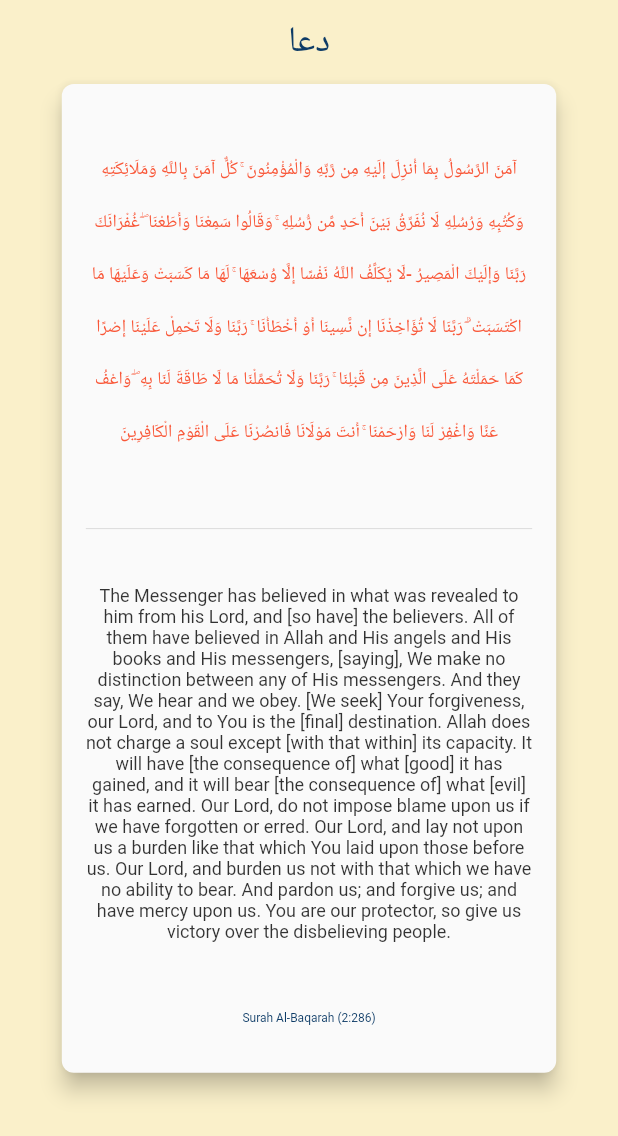
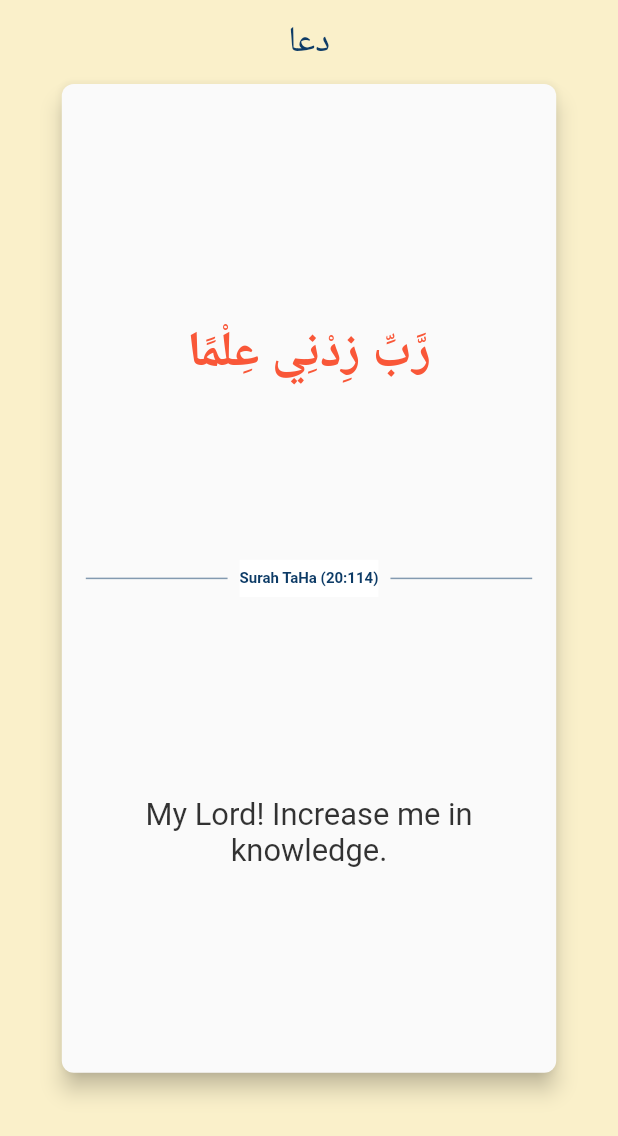
Before and after one commit to muhammadidrees/project-dua, a Flutter app: the screen it shows after launch, on a phone screen of 412 x 824 dp. Shown: the top 1136 px of the screen. Run offline on Flutter 3.47's test engine with Material 2 defaults, Android fonts, the phone set to English and light mode, and no system bars; drawn by our look-alikes of auto_size_text; our stand-ins replace google_fonts; Roboto replaces fonts that are missing (Amiri).

Commit message:
Updated UI and made fixes.
Happy with the card :)

```diff
--- a/lib/screens/home_screen/ayah_card.dart
+++ b/lib/screens/home_screen/ayah_card.dart
@@ -32,9 +32,9 @@ class AyahCard extends StatelessWidget {
         children: [
           ConstrainedBox(
             constraints: BoxConstraints(
-              maxHeight: MediaQuery.of(context).size.height * .3,
+              maxHeight: MediaQuery.of(context).size.height * .35,
               maxWidth: MediaQuery.of(context).size.width,
-              minHeight: MediaQuery.of(context).size.height * .3,
+              minHeight: MediaQuery.of(context).size.height * .35,
               minWidth: MediaQuery.of(context).size.width,
             ),
             child: Center(
@@ -46,12 +46,47 @@ class AyahCard extends StatelessWidget {
               ),
             ),
           ),
-          Divider(),
           ConstrainedBox(
             constraints: BoxConstraints(
-              maxHeight: MediaQuery.of(context).size.height * .3,
+              maxHeight: MediaQuery.of(context).size.height * .03,
               maxWidth: MediaQuery.of(context).size.width,
-              minHeight: MediaQuery.of(context).size.height * .3,
+              minHeight: MediaQuery.of(context).size.height * .03,
+              minWidth: MediaQuery.of(context).size.width,
+            ),
+            child: Row(
+              children: [
+                Expanded(
+                  child: Container(
+                    color: Theme.of(context).primaryColor.withOpacity(.5),
+                    height: 1.0,
+                  ),
+                ),
+                Container(
+                  color: Theme.of(context).cardColor,
+                  alignment: Alignment.center,
+                  margin: EdgeInsets.symmetric(horizontal: marginM),
+                  child: AutoSizeText(
+                    reference,
+                    maxLines: 1,
+                    minFontSize: 8.0,
+                    maxFontSize: 10.0,
+                    style: Theme.of(context).textTheme.caption,
+                  ),
+                ),
+                Expanded(
+                  child: Container(
+                    color: Theme.of(context).primaryColor.withOpacity(.5),
+                    height: 1.0,
+                  ),
+                ),
+              ],
+            ),
+          ),
+          ConstrainedBox(
+            constraints: BoxConstraints(
+              maxHeight: MediaQuery.of(context).size.height * .35,
+              maxWidth: MediaQuery.of(context).size.width,
+              minHeight: MediaQuery.of(context).size.height * .35,
               minWidth: MediaQuery.of(context).size.width,
             ),
             child: Center(
@@ -63,23 +98,6 @@ class AyahCard extends StatelessWidget {
               ),
             ),
           ),
-          ConstrainedBox(
-            constraints: BoxConstraints(
-              maxHeight: MediaQuery.of(context).size.height * .05,
-              maxWidth: MediaQuery.of(context).size.width,
-              minHeight: MediaQuery.of(context).size.height * .05,
-              minWidth: MediaQuery.of(context).size.width,
-            ),
-            child: Center(
-              child: AutoSizeText(
-                reference,
-                maxLines: 1,
-                minFontSize: 8.0,
-                maxFontSize: 8.0,
-                style: Theme.of(context).textTheme.caption,
-              ),
-            ),
-          )
         ],
       ),
     );
--- a/lib/screens/home_screen/home_screen.dart
+++ b/lib/screens/home_screen/home_screen.dart
@@ -36,11 +36,9 @@ class HomeScreen extends StatelessWidget {
         borderRadius: defaultBorderRadius,
         elevation: 6.0,
         child: AyahCard(
-          ayah:
-              "آمَنَ الرَّسُولُ بِمَا أُنزِلَ إِلَيْهِ مِن رَّبِّهِ وَالْمُؤْمِنُونَ ۚ كُلٌّ آمَنَ بِاللَّهِ وَمَلَائِكَتِهِ وَكُتُبِهِ وَرُسُلِهِ لَا نُفَرِّقُ بَيْنَ أَحَدٍ مِّن رُّسُلِهِ ۚ وَقَالُوا سَمِعْنَا وَأَطَعْنَا ۖ غُفْرَانَكَ رَبَّنَا وَإِلَيْكَ الْمَصِيرُ -لَا يُكَلِّفُ اللَّهُ نَفْسًا إِلَّا وُسْعَهَا ۚ لَهَا مَا كَسَبَتْ وَعَلَيْهَا مَا اكْتَسَبَتْ ۗ رَبَّنَا لَا تُؤَاخِذْنَا إِن نَّسِينَا أَوْ أَخْطَأْنَا ۚ رَبَّنَا وَلَا تَحْمِلْ عَلَيْنَا إِصْرًا كَمَا حَمَلْتَهُ عَلَى الَّذِينَ مِن قَبْلِنَا ۚ رَبَّنَا وَلَا تُحَمِّلْنَا مَا لَا طَاقَةَ لَنَا بِهِ ۖ وَاعْفُ عَنَّا وَاغْفِرْ لَنَا وَارْحَمْنَا ۚ أَنتَ مَوْلَانَا فَانصُرْنَا عَلَى الْقَوْمِ الْكَافِرِينَ",
-          translation:
-              "The Messenger has believed in what was revealed to him from his Lord, and [so have] the believers. All of them have believed in Allah and His angels and His books and His messengers, [saying], We make no distinction between any of His messengers. And they say, We hear and we obey. [We seek] Your forgiveness, our Lord, and to You is the [final] destination. Allah does not charge a soul except [with that within] its capacity. It will have [the consequence of] what [good] it has gained, and it will bear [the consequence of] what [evil] it has earned. Our Lord, do not impose blame upon us if we have forgotten or erred. Our Lord, and lay not upon us a burden like that which You laid upon those before us. Our Lord, and burden us not with that which we have no ability to bear. And pardon us; and forgive us; and have mercy upon us. You are our protector, so give us victory over the disbelieving people.",
-          reference: "Surah Al-Baqarah (2:286)",
+          ayah: "رَّبِّ زِدْنِي عِلْمًا",
+          translation: "My Lord! Increase me in knowledge.",
+          reference: "Surah TaHa (20:114)",
         ),
       ),
     ];
--- a/lib/utils/consts.dart
+++ b/lib/utils/consts.dart
@@ -10,7 +10,7 @@ Color kDuaYellow = const Color(0xFFF4D35E);
 Color kDuaOffWhite = const Color(0xFFFAF0CA);
 Color kDuaOrangeDark = const Color(0xFFF95738);
 Color kDuaOrangeLight = const Color(0xFFEE964B);
-Color kDuaScaffoldBackgroundColor = const Color(0xFFFFFFFF);
+Color kDuaCardColor = const Color(0xFFFFFFFF);
 Color kDuaBlackColor = const Color(0xFF000000).withOpacity(0.8);
 
 // Padding
--- a/lib/utils/themes.dart
+++ b/lib/utils/themes.dart
@@ -25,7 +25,7 @@ ThemeData _buildShrineTheme() {
       buttonTextTheme: ButtonTextTheme.accent,
     ),
     scaffoldBackgroundColor: kDuaOffWhite,
-    cardColor: kDuaScaffoldBackgroundColor,
+    cardColor: kDuaCardColor,
     textSelectionColor: kDuaOrangeLight,
     errorColor: kDuaOrangeDark,
     textTheme: base.textTheme.copyWith(
@@ -34,10 +34,10 @@ ThemeData _buildShrineTheme() {
         color: kDuaDarkBlue,
       ),
       bodyText1: GoogleFonts.amiri(
-        fontSize: SizeConfig().blockSizeVertical * 4,
-        height: SizeConfig().blockSizeVertical * 0.35,
-        color: kDuaOrangeDark,
-      ),
+          fontSize: SizeConfig().blockSizeVertical * 4,
+          height: SizeConfig().blockSizeVertical * 0.4,
+          color: kDuaOrangeDark,
+          fontWeight: FontWeight.bold),
       bodyText2: GoogleFonts.roboto(
         fontSize: SizeConfig().blockSizeVertical * 2.5,
         color: kDuaBlackColor,
@@ -45,6 +45,7 @@ ThemeData _buildShrineTheme() {
       caption: GoogleFonts.reemKufi(
         color: kDuaDarkBlue,
         fontSize: SizeConfig().blockSizeVertical * 2,
+        fontWeight: FontWeight.bold,
       ),
     ),
   );
```
